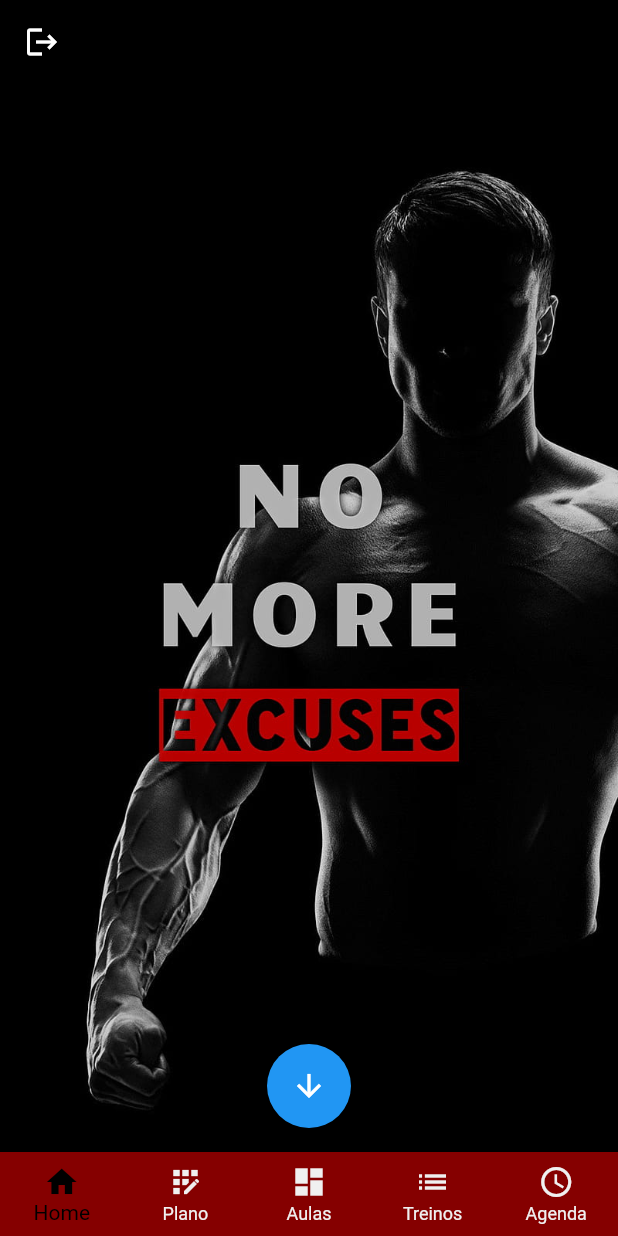
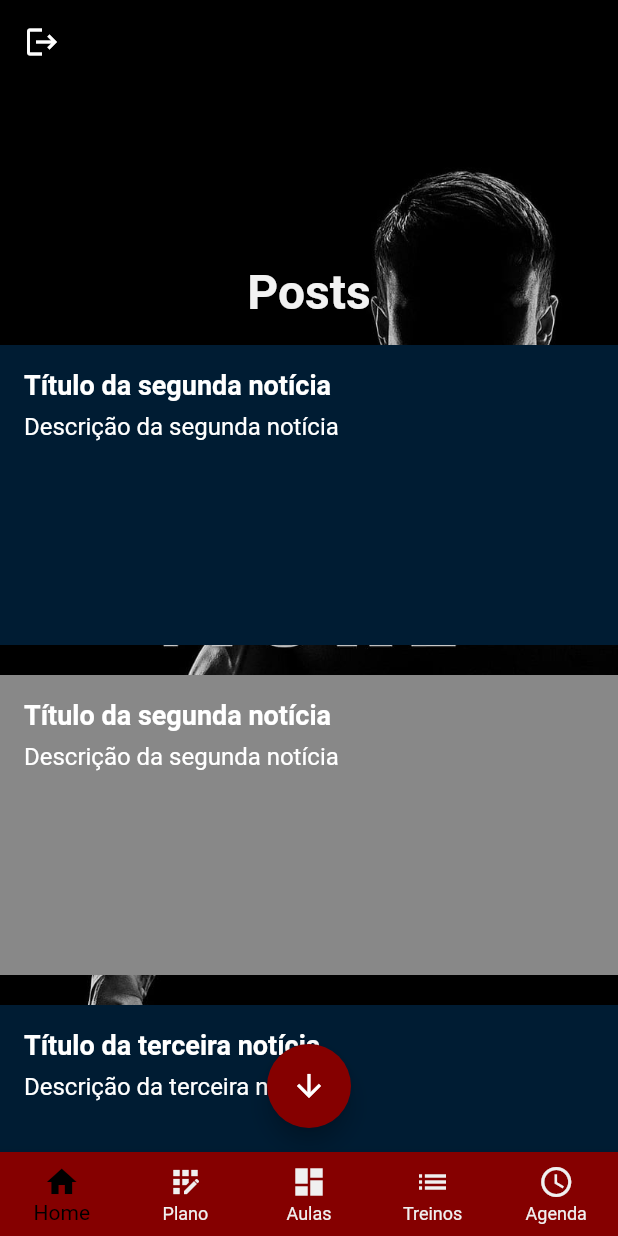
Before and after one commit to DEISI-ULHT-TFC-2022-23/TFC-DEISI280-EthicalFitness, a Flutter app: the screen it shows once a user with an empty profile is signed in, on a phone screen of 412 x 824 dp. Run offline on Flutter 3.47's test engine with Material 2 defaults, Android fonts, the light colour scheme and no system bars; our stand-ins replace firebase_auth, firebase_core, google_fonts, syncfusion_flutter_calendar, video_player; missing offline and left inert: syncfusion_flutter_core; accounts and stored records are empty.

Commit message:
BackUp 7

```diff
--- a/lib/homePage2.dart
+++ b/lib/homePage2.dart
@@ -1,5 +1,6 @@
 import 'package:firebase_auth/firebase_auth.dart';
 import 'package:flutter/material.dart';
+import 'dart:async';
 
 class HomePage2 extends StatefulWidget {
   const HomePage2({Key? key}) : super(key: key);
@@ -26,11 +27,13 @@ class _HomePage2State extends State<HomePage2> {
   }
 
   void scrollToFirstNews() {
+    Timer(const Duration(seconds: 3), () {
       _scrollController.animateTo(
-      0,
-      duration: const Duration(milliseconds: 100),
+        720,
+        duration: const Duration(milliseconds: 500),
         curve: Curves.easeInOut,
       );
+    });
   }
 
   @override
@@ -60,33 +63,90 @@ class _HomePage2State extends State<HomePage2> {
           ),
           ListView.builder(
               controller: _scrollController,
-            itemCount: 5,
+              itemCount: 7, // Atualizado para exibir 7 notícias (2 adicionadas)
               itemBuilder: (context, index) {
                 if (index == 0) {
                   return SizedBox(height: MediaQuery.of(context).size.height);
                 }
-              return Container(
+                if (index == 1) {
+                  // Primeira notícia
+                  return Column(
+                    crossAxisAlignment: CrossAxisAlignment.start,
+                    children: [
+                      AnimatedContainer(
+                        alignment: Alignment.center,
+                        duration: const Duration(milliseconds: 500),
+                        curve: Curves.easeInOut,
+                        padding: const EdgeInsets.all(16.0),
+                        child: const Text(
+                          'Posts',
+                          style: TextStyle(
+                            fontSize: 32,
+                            fontWeight: FontWeight.bold,
+                            color: Color.fromARGB(255, 242, 242, 242),
+                          ),
+                        ),
+                      ),
+                      Container(
                         width: MediaQuery.of(context).size.width,
                         height: 200,
-                color: Colors.grey,
-                margin: const EdgeInsets.only(bottom: 10),
+                        color: const Color.fromARGB(
+                            255, 0, 28, 51), // Cor da primeira notícia
+                        margin: const EdgeInsets.only(bottom: 20),
                         child: Padding(
                           padding: const EdgeInsets.all(16.0),
                           child: Column(
                             crossAxisAlignment: CrossAxisAlignment.start,
-                    children: [
+                            children: const [
                               Text(
-                        'Título da notícia ${(index - 1)}',
-                        style: const TextStyle(
+                                'Título da segunda notícia',
+                                style: TextStyle(
                                   fontSize: 18,
                                   fontWeight: FontWeight.bold,
                                   color: Colors.white,
                                 ),
                               ),
-                      const SizedBox(height: 8),
+                              SizedBox(height: 8),
                               Text(
-                        'Descrição da notícia ${(index - 1)}',
-                        style: const TextStyle(
+                                'Descrição da segunda notícia',
+                                style: TextStyle(
+                                  fontSize: 16,
+                                  color: Colors.white,
+                                ),
+                              ),
+                            ],
+                          ),
+                        ),
+                      ),
+                    ],
+                  );
+                }
+
+                if (index == 2) {
+                  // Primeira notícia
+                  return Container(
+                    width: MediaQuery.of(context).size.width,
+                    height: 200,
+                    color: const Color.fromARGB(
+                        255, 136, 136, 136), // Cor da primeira notícia
+                    margin: const EdgeInsets.only(bottom: 20),
+                    child: Padding(
+                      padding: const EdgeInsets.all(16.0),
+                      child: Column(
+                        crossAxisAlignment: CrossAxisAlignment.start,
+                        children: const [
+                          Text(
+                            'Título da segunda notícia',
+                            style: TextStyle(
+                              fontSize: 18,
+                              fontWeight: FontWeight.bold,
+                              color: Colors.white,
+                            ),
+                          ),
+                          SizedBox(height: 8),
+                          Text(
+                            'Descrição da segunda notícia',
+                            style: TextStyle(
                               fontSize: 16,
                               color: Colors.white,
                             ),
@@ -95,12 +155,81 @@ class _HomePage2State extends State<HomePage2> {
                       ),
                     ),
                   );
-            },
+                }
+                if (index == 3) {
+                  // Segunda notícia
+                  return Container(
+                    width: MediaQuery.of(context).size.width,
+                    height: 200,
+                    color: const Color.fromARGB(
+                        255, 0, 28, 51), // Cor da segunda notícia
+                    margin: const EdgeInsets.only(bottom: 20),
+                    child: Padding(
+                      padding: const EdgeInsets.all(16.0),
+                      child: Column(
+                        crossAxisAlignment: CrossAxisAlignment.start,
+                        children: const [
+                          Text(
+                            'Título da terceira notícia',
+                            style: TextStyle(
+                              fontSize: 18,
+                              fontWeight: FontWeight.bold,
+                              color: Colors.white,
                             ),
+                          ),
+                          SizedBox(height: 8),
+                          Text(
+                            'Descrição da terceira notícia',
+                            style: TextStyle(
+                              fontSize: 16,
+                              color: Colors.white,
+                            ),
+                          ),
+                        ],
+                      ),
+                    ),
+                  );
+                }
+                if (index == 4) {
+                  // Primeira notícia
+                  return Container(
+                    width: MediaQuery.of(context).size.width,
+                    height: 200,
+                    color: const Color.fromARGB(
+                        255, 136, 136, 136), // Cor da primeira notícia
+                    margin: const EdgeInsets.only(bottom: 20),
+                    child: Padding(
+                      padding: const EdgeInsets.all(16.0),
+                      child: Column(
+                        crossAxisAlignment: CrossAxisAlignment.start,
+                        children: const [
+                          Text(
+                            'Título da quarta notícia',
+                            style: TextStyle(
+                              fontSize: 18,
+                              fontWeight: FontWeight.bold,
+                              color: Colors.white,
+                            ),
+                          ),
+                          SizedBox(height: 8),
+                          Text(
+                            'Descrição da quarta notícia',
+                            style: TextStyle(
+                              fontSize: 16,
+                              color: Colors.white,
+                            ),
+                          ),
+                        ],
+                      ),
+                    ),
+                  );
+                }
+              }),
         ],
       ),
       floatingActionButton: FloatingActionButton(
         onPressed: scrollToFirstNews,
+        backgroundColor: const Color.fromARGB(255, 133, 0, 0),
         child: const Icon(Icons.arrow_downward),
       ),
       floatingActionButtonLocation: FloatingActionButtonLocation.centerFloat,
```
Lines whose indentation alone changed are shown as unchanged.
